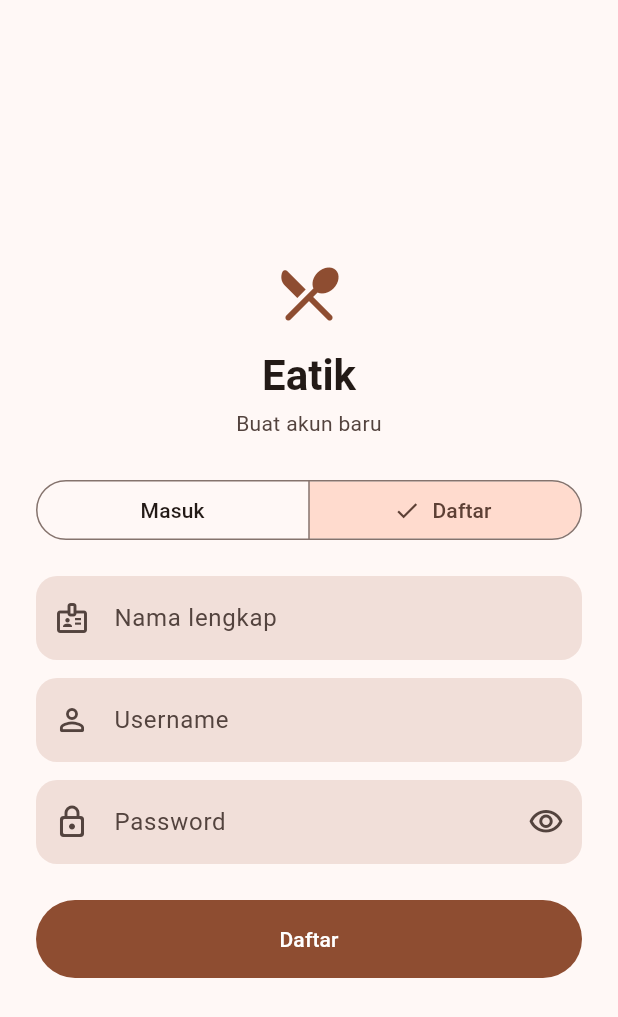
After one commit to Bamz666/flutter-advance, a Flutter app: the screen it shows after launch, after a tap on "Daftar", on a phone screen of 412 x 824 dp. The commit adds this screen. Shown: the top 1017 px of the screen. Run offline on Flutter 3.47's test engine with Material 3 defaults, Android fonts, the phone set to English and light mode, and no system bars; our stand-ins replace dio, equatable, flutter_riverpod, flutter_secure_storage.

Commit message:
feat: fitur auth (domain, data, presentation) dengan REST API

```diff
--- a/lib/app/app.dart
+++ b/lib/app/app.dart
@@ -1,5 +1,5 @@
+import 'package:eatik_app/app/auth_gate.dart';
 import 'package:eatik_app/app/theme/app_theme.dart';
-import 'package:eatik_app/features/menu/presentation/pages/menu_page.dart';
 import 'package:flutter/material.dart';
 
 class EatikApp extends StatelessWidget {
@@ -13,7 +13,7 @@ class EatikApp extends StatelessWidget {
       theme: AppTheme.light,
       darkTheme: AppTheme.dark,
       themeMode: ThemeMode.system,
-      home: const MenuPage(),
+      home: const AuthGate(),
     );
   }
 }
--- /dev/null
+++ b/lib/app/auth_gate.dart
@@ -0,0 +1,21 @@
+import 'package:eatik_app/features/auth/presentation/pages/auth_page.dart';
+import 'package:eatik_app/features/auth/presentation/providers/auth_provider.dart';
+import 'package:eatik_app/features/menu/presentation/pages/menu_page.dart';
+import 'package:flutter/material.dart';
+import 'package:flutter_riverpod/flutter_riverpod.dart';
+
+class AuthGate extends ConsumerWidget {
+  const AuthGate({super.key});
+
+  @override
+  Widget build(BuildContext context, WidgetRef ref) {
+    final auth = ref.watch(authProvider);
+
+    return auth.when(
+      loading: () =>
+          const Scaffold(body: Center(child: CircularProgressIndicator())),
+      error: (error, stackTrace) => const AuthPage(),
+      data: (sudahMasuk) => sudahMasuk ? const MenuPage() : const AuthPage(),
+    );
+  }
+}
--- a/lib/core/error/failure.dart
+++ b/lib/core/error/failure.dart
@@ -34,3 +34,7 @@ final class UnknownFailure extends Failure {
     super.message = 'Terjadi kesalahan yang tidak diketahui.',
   ]);
 }
+
+final class ValidationFailure extends Failure {
+  const ValidationFailure(super.message);
+}
--- /dev/null
+++ b/lib/features/auth/data/datasources/auth_remote_data_source.dart
@@ -0,0 +1,16 @@
+import 'package:eatik_app/features/auth/data/models/auth_response_model.dart';
+
+abstract interface class AuthRemoteDataSource {
+  Future<AuthResponseModel> register({
+    required String nama,
+    required String username,
+    required String password,
+  });
+
+  Future<AuthResponseModel> login({
+    required String username,
+    required String password,
+  });
+
+  Future<void> logout();
+}
--- /dev/null
+++ b/lib/features/auth/data/repositories/auth_repository_impl.dart
@@ -0,0 +1,64 @@
+import 'package:eatik_app/core/error/result.dart';
+import 'package:eatik_app/core/network/safe_api_call.dart';
+import 'package:eatik_app/core/storage/token_storage.dart';
+import 'package:eatik_app/features/auth/data/datasources/auth_remote_data_source.dart';
+import 'package:eatik_app/features/auth/domain/entities/auth_session.dart';
+import 'package:eatik_app/features/auth/domain/repositories/auth_repository.dart';
+
+class AuthRepositoryImpl implements AuthRepository {
+  const AuthRepositoryImpl(this._remote, this._tokenStorage);
+
+  final AuthRemoteDataSource _remote;
+  final TokenStorage _tokenStorage;
+
+  @override
+  Future<Result<AuthSession>> register({
+    required String nama,
+    required String username,
+    required String password,
+  }) {
+    return safeApiCall(() async {
+      final model = await _remote.register(
+        nama: nama,
+        username: username,
+        password: password,
+      );
+      return AuthSession(username: model.username, nama: model.nama);
+    });
+  }
+
+  @override
+  Future<Result<AuthSession>> login({
+    required String username,
+    required String password,
+  }) {
+    return safeApiCall(() async {
+      final model = await _remote.login(username: username, password: password);
+
+      final akses = model.accessToken;
+      final refresh = model.refreshToken;
+      if (akses == null || refresh == null) {
+        throw const FormatException('Token tidak ada pada respons login.');
+      }
+
+      await _tokenStorage.saveTokens(accessToken: akses, refreshToken: refresh);
+      return AuthSession(username: model.username, nama: model.nama);
+    });
+  }
+
+  @override
+  Future<void> logout() async {
+    try {
+      await _remote.logout();
+    } on Object {
+      // Server tidak terjangkau: token lokal tetap dihapus di bawah.
+    }
+    await _tokenStorage.clear();
+  }
+
+  @override
+  Future<bool> hasSession() async {
+    final refreshToken = await _tokenStorage.readRefreshToken();
+    return refreshToken != null;
+  }
+}
--- /dev/null
+++ b/lib/features/auth/di/auth_dependencies.dart
@@ -0,0 +1,37 @@
+import 'package:eatik_app/core/di/core_dependencies.dart';
+import 'package:eatik_app/features/auth/data/datasources/auth_remote_data_source.dart';
+import 'package:eatik_app/features/auth/data/datasources/auth_remote_data_source_impl.dart';
+import 'package:eatik_app/features/auth/data/repositories/auth_repository_impl.dart';
+import 'package:eatik_app/features/auth/domain/repositories/auth_repository.dart';
+import 'package:eatik_app/features/auth/domain/usecases/check_session.dart';
+import 'package:eatik_app/features/auth/domain/usecases/login.dart';
+import 'package:eatik_app/features/auth/domain/usecases/logout.dart';
+import 'package:eatik_app/features/auth/domain/usecases/register.dart';
+import 'package:flutter_riverpod/flutter_riverpod.dart';
+
+final authRemoteDataSourceProvider = Provider<AuthRemoteDataSource>((ref) {
+  return AuthRemoteDataSourceImpl(ref.watch(apiClientProvider));
+});
+
+final authRepositoryProvider = Provider<AuthRepository>((ref) {
+  return AuthRepositoryImpl(
+    ref.watch(authRemoteDataSourceProvider),
+    ref.watch(tokenStorageProvider),
+  );
+});
+
+final loginProvider = Provider<Login>((ref) {
+  return Login(ref.watch(authRepositoryProvider));
+});
+
+final registerProvider = Provider<Register>((ref) {
+  return Register(ref.watch(authRepositoryProvider));
+});
+
+final logoutProvider = Provider<Logout>((ref) {
+  return Logout(ref.watch(authRepositoryProvider));
+});
+
+final checkSessionProvider = Provider<CheckSession>((ref) {
+  return CheckSession(ref.watch(authRepositoryProvider));
+});
--- /dev/null
+++ b/lib/features/auth/domain/entities/auth_session.dart
@@ -0,0 +1,11 @@
+import 'package:equatable/equatable.dart';
+
+class AuthSession extends Equatable {
+  const AuthSession({required this.username, required this.nama});
+
+  final String username;
+  final String nama;
+
+  @override
+  List<Object?> get props => [username, nama];
+}
--- /dev/null
+++ b/lib/features/auth/domain/repositories/auth_repository.dart
@@ -0,0 +1,20 @@
+import 'package:eatik_app/core/error/result.dart';
+import 'package:eatik_app/features/auth/domain/entities/auth_session.dart';
+
+abstract interface class AuthRepository {
+  Future<Result<AuthSession>> register({
+    required String nama,
+    required String username,
+    required String password,
+  });
+
+  Future<Result<AuthSession>> login({
+    required String username,
+    required String password,
+  });
+
+  /// Selalu menghapus token lokal, walaupun server tidak terjangkau.
+  Future<void> logout();
+
+  Future<bool> hasSession();
+}
--- /dev/null
+++ b/lib/features/auth/domain/usecases/login.dart
@@ -0,0 +1,23 @@
+import 'package:eatik_app/core/error/failure.dart';
+import 'package:eatik_app/core/error/result.dart';
+import 'package:eatik_app/features/auth/domain/entities/auth_session.dart';
+import 'package:eatik_app/features/auth/domain/repositories/auth_repository.dart';
+
+class Login {
+  const Login(this._repository);
+
+  final AuthRepository _repository;
+
+  Future<Result<AuthSession>> call({
+    required String username,
+    required String password,
+  }) async {
+    final user = username.trim();
+    if (user.isEmpty || password.isEmpty) {
+      return const Failed(
+        ValidationFailure('Username dan password wajib diisi.'),
+      );
+    }
+    return _repository.login(username: user, password: password);
+  }
+}
--- /dev/null
+++ b/lib/features/auth/domain/usecases/register.dart
@@ -0,0 +1,31 @@
+import 'package:eatik_app/core/error/failure.dart';
+import 'package:eatik_app/core/error/result.dart';
+import 'package:eatik_app/features/auth/domain/entities/auth_session.dart';
+import 'package:eatik_app/features/auth/domain/repositories/auth_repository.dart';
+
+class Register {
+  const Register(this._repository);
+
+  final AuthRepository _repository;
+
+  Future<Result<AuthSession>> call({
+    required String nama,
+    required String username,
+    required String password,
+  }) async {
+    final namaBersih = nama.trim();
+    final user = username.trim();
+
+    if (namaBersih.isEmpty || user.isEmpty) {
+      return const Failed(ValidationFailure('Nama dan username wajib diisi.'));
+    }
+    if (password.length < 6) {
+      return const Failed(ValidationFailure('Password minimal 6 karakter.'));
+    }
+    return _repository.register(
+      nama: namaBersih,
+      username: user,
+      password: password,
+    );
+  }
+}
--- /dev/null
+++ b/lib/features/auth/presentation/pages/auth_page.dart
@@ -0,0 +1,211 @@
+import 'dart:async';
+
+import 'package:eatik_app/features/auth/presentation/providers/auth_provider.dart';
+import 'package:flutter/material.dart';
+import 'package:flutter_riverpod/flutter_riverpod.dart';
+
+class AuthPage extends ConsumerStatefulWidget {
+  const AuthPage({super.key});
+
+  @override
+  ConsumerState<AuthPage> createState() => _AuthPageState();
+}
+
+class _AuthPageState extends ConsumerState<AuthPage> {
+  final _formKey = GlobalKey<FormState>();
+  final _namaController = TextEditingController();
+  final _usernameController = TextEditingController();
+  final _passwordController = TextEditingController();
+
+  bool _modeDaftar = false;
+  bool _sedangMengirim = false;
+  bool _sembunyikanPassword = true;
+  String? _pesanError;
+
+  @override
+  void dispose() {
+    _namaController.dispose();
+    _usernameController.dispose();
+    _passwordController.dispose();
+    super.dispose();
+  }
+
+  String? _wajib(String? value) {
+    return (value == null || value.trim().isEmpty) ? 'Wajib diisi' : null;
+  }
+
+  InputDecoration _dekorasi(String label, IconData ikon, {Widget? suffixIcon}) {
+    return InputDecoration(
+      labelText: label,
+      prefixIcon: Icon(ikon),
+      suffixIcon: suffixIcon,
+      filled: true,
+      border: OutlineInputBorder(
+        borderRadius: BorderRadius.circular(14),
+        borderSide: BorderSide.none,
+      ),
+    );
+  }
+
+  Future<void> _kirim() async {
+    final valid = _formKey.currentState?.validate() ?? false;
+    if (!valid) return;
+
+    setState(() {
+      _sedangMengirim = true;
+      _pesanError = null;
+    });
+
+    final auth = ref.read(authProvider.notifier);
+    final failure = _modeDaftar
+        ? await auth.daftar(
+            nama: _namaController.text,
+            username: _usernameController.text,
+            password: _passwordController.text,
+          )
+        : await auth.masuk(
+            username: _usernameController.text,
+            password: _passwordController.text,
+          );
+
+    // Bila berhasil, AuthGate mengganti halaman ini dan state sudah dibuang.
+    if (!mounted) return;
+    setState(() {
+      _sedangMengirim = false;
+      _pesanError = failure?.message;
+    });
+  }
+
+  @override
+  Widget build(BuildContext context) {
+    final scheme = Theme.of(context).colorScheme;
+    final textTheme = Theme.of(context).textTheme;
+    final pesan = _pesanError;
+
+    return Scaffold(
+      body: SafeArea(
+        child: Center(
+          child: SingleChildScrollView(
+            padding: const EdgeInsets.all(24),
+            child: ConstrainedBox(
+              constraints: const BoxConstraints(maxWidth: 420),
+              child: Form(
+                key: _formKey,
+                child: Column(
+                  crossAxisAlignment: CrossAxisAlignment.stretch,
+                  children: [
+                    Icon(
+                      Icons.restaurant_menu_rounded,
+                      size: 48,
+                      color: scheme.primary,
+                    ),
+                    const SizedBox(height: 12),
+                    Text(
+                      'Eatik',
+                      textAlign: TextAlign.center,
+                      style: textTheme.headlineMedium?.copyWith(
+                        fontWeight: FontWeight.w700,
+                      ),
+                    ),
+                    const SizedBox(height: 4),
+                    Text(
+                      _modeDaftar
+                          ? 'Buat akun baru'
+                          : 'Masuk untuk mengelola menu',
+                      textAlign: TextAlign.center,
+                      style: textTheme.bodyMedium?.copyWith(
+                        color: scheme.onSurfaceVariant,
+                      ),
+                    ),
+                    const SizedBox(height: 24),
+                    SegmentedButton<bool>(
+                      segments: const [
+                        ButtonSegment<bool>(value: false, label: Text('Masuk')),
+                        ButtonSegment<bool>(value: true, label: Text('Daftar')),
+                      ],
+                      selected: {_modeDaftar},
+                      onSelectionChanged: _sedangMengirim
+                          ? null
+                          : (pilihan) => setState(() {
+                              _modeDaftar = pilihan.first;
+                              _pesanError = null;
+                            }),
+                    ),
+                    const SizedBox(height: 20),
+                    if (_modeDaftar) ...[
+                      TextFormField(
+                        controller: _namaController,
+                        textInputAction: TextInputAction.next,
+                        decoration: _dekorasi(
+                          'Nama lengkap',
+                          Icons.badge_outlined,
+                        ),
+                        validator: _wajib,
+                      ),
+                      const SizedBox(height: 12),
+                    ],
+                    TextFormField(
+                      controller: _usernameController,
+                      textInputAction: TextInputAction.next,
+                      autocorrect: false,
+                      decoration: _dekorasi(
+                        'Username',
+                        Icons.person_outline_rounded,
+                      ),
+                      validator: _wajib,
+                    ),
+                    const SizedBox(height: 12),
+                    TextFormField(
+                      controller: _passwordController,
+                      obscureText: _sembunyikanPassword,
+                      decoration: _dekorasi(
+                        'Password',
+                        Icons.lock_outline_rounded,
+                        suffixIcon: IconButton(
+                          onPressed: () => setState(
+                            () => _sembunyikanPassword = !_sembunyikanPassword,
+                          ),
+                          icon: Icon(
+                            _sembunyikanPassword
+                                ? Icons.visibility_outlined
+                                : Icons.visibility_off_outlined,
+                          ),
+                        ),
+                      ),
+                      validator: _wajib,
+                      onFieldSubmitted: (_) => unawaited(_kirim()),
+                    ),
+                    if (pesan != null) ...[
+                      const SizedBox(height: 12),
+                      Text(
+                        pesan,
+                        textAlign: TextAlign.center,
+                        style: TextStyle(color: scheme.error),
+                      ),
+                    ],
+                    const SizedBox(height: 24),
+                    FilledButton(
+                      style: FilledButton.styleFrom(
+                        minimumSize: const Size.fromHeight(52),
+                      ),
+                      onPressed: _sedangMengirim
+                          ? null
+                          : () => unawaited(_kirim()),
+                      child: _sedangMengirim
+                          ? const SizedBox(
+                              width: 20,
+                              height: 20,
+                              child: CircularProgressIndicator(strokeWidth: 2),
+                            )
+                          : Text(_modeDaftar ? 'Daftar' : 'Masuk'),
+                    ),
+                  ],
+                ),
+              ),
+            ),
+          ),
+        ),
+      ),
+    );
+  }
+}
--- /dev/null
+++ b/lib/features/auth/presentation/providers/auth_provider.dart
@@ -0,0 +1,65 @@
+import 'package:eatik_app/core/error/failure.dart';
+import 'package:eatik_app/core/error/result.dart';
+import 'package:eatik_app/core/network/session_expired_provider.dart';
+import 'package:eatik_app/features/auth/di/auth_dependencies.dart';
+import 'package:flutter_riverpod/flutter_riverpod.dart';
+
+/// State: true bila pengguna sudah masuk.
+class AuthNotifier extends AsyncNotifier<bool> {
+  @override
+  Future<bool> build() async {
+    // Sesi berakhir (refresh token gagal): kembali ke halaman masuk.
+    ref.listen(sessionExpiredProvider, (previous, next) {
+      state = const AsyncData(false);
+    });
+
+    return ref.watch(checkSessionProvider)();
+  }
+
+  /// Mengembalikan null bila berhasil, atau Failure bila gagal.
+  Future<Failure?> masuk({
+    required String username,
+    required String password,
+  }) async {
+    final hasil = await ref.read(loginProvider)(
+      username: username,
+      password: password,
+    );
+
+    switch (hasil) {
+      case Success():
+        state = const AsyncData(true);
+        return null;
+      case Failed(:final failure):
+        return failure;
+    }
+  }
+
+  Future<Failure?> daftar({
+    required String nama,
+    required String username,
+    required String password,
+  }) async {
+    final hasil = await ref.read(registerProvider)(
+      nama: nama,
+      username: username,
+      password: password,
+    );
+
+    switch (hasil) {
+      case Success():
+        return masuk(username: username, password: password);
+      case Failed(:final failure):
+        return failure;
+    }
+  }
+
+  Future<void> keluar() async {
+    await ref.read(logoutProvider)();
+    state = const AsyncData(false);
+  }
+}
+
+final authProvider = AsyncNotifierProvider<AuthNotifier, bool>(
+  AuthNotifier.new,
+);
```
Also changed, not shown: lib/features/auth/data/datasources/auth_remote_data_source_impl.dart (added, +46 -0 lines), lib/features/auth/data/models/auth_response_model.dart (added, +25 -0 lines), lib/features/auth/domain/usecases/check_session.dart (added, +9 -0 lines), lib/features/auth/domain/usecases/logout.dart (added, +9 -0 lines), lib/features/auth/presentation/widgets/logout_button.dart (added, +18 -0 lines), lib/features/auth/data/models/auth_response_model.g.dart (added).
